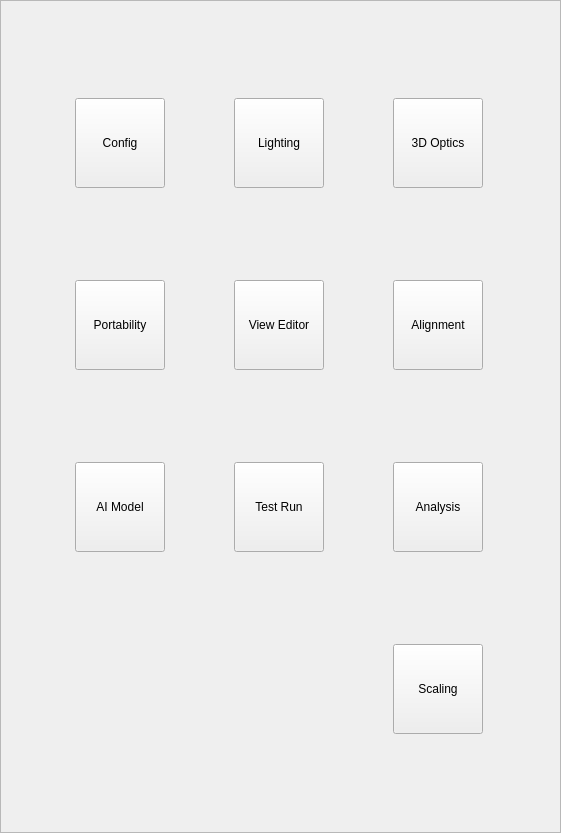
First picture: the form in VisionApp/ExtendedMenu.ui, repository AtlasJ/Pogo, before the edit.
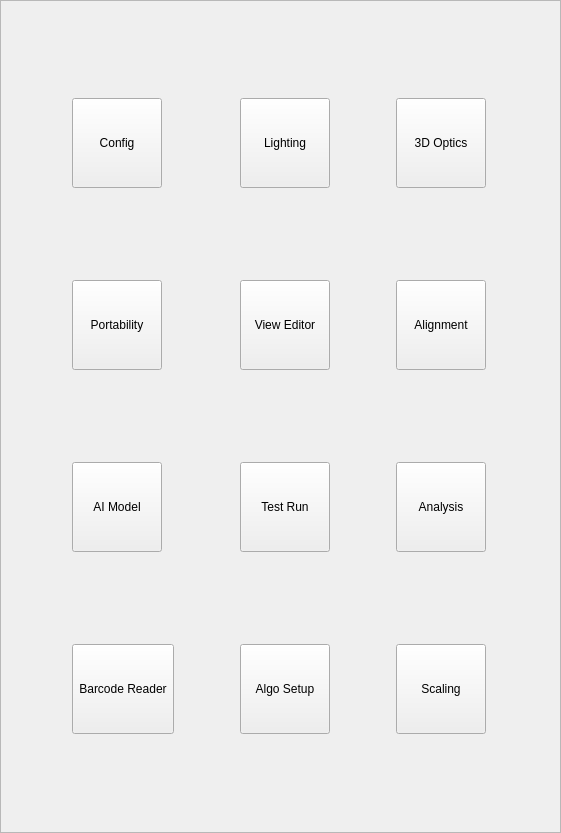
Second picture: the form after the edit. Icons and pictures are not drawn.

Commit message: Add external barcode reader page and Algo Setup page

Diff of the .ui file:
```diff
--- a/VisionApp/ExtendedMenu.ui
+++ b/VisionApp/ExtendedMenu.ui
@@ -922,6 +922,58 @@
             </property>
            </widget>
           </item>
+          <item row="4" column="1">
+           <widget class="QToolButton" name="toolButtonAlgoSetup">
+            <property name="minimumSize">
+             <size>
+              <width>90</width>
+              <height>90</height>
+             </size>
+            </property>
+            <property name="text">
+             <string>Algo Setup</string>
+            </property>
+            <property name="icon">
+             <iconset resource="VisionApp.qrc">
+              <normaloff>:/8Icon/Icon/icon8/icons8-analysis-50.png</normaloff>:/8Icon/Icon/icon8/icons8-analysis-50.png</iconset>
+            </property>
+            <property name="iconSize">
+             <size>
+              <width>60</width>
+              <height>60</height>
+             </size>
+            </property>
+            <property name="toolButtonStyle">
+             <enum>Qt::ToolButtonTextUnderIcon</enum>
+            </property>
+           </widget>
+          </item>
+          <item row="4" column="0">
+           <widget class="QToolButton" name="toolButtonBarcodeReader">
+            <property name="minimumSize">
+             <size>
+              <width>90</width>
+              <height>90</height>
+             </size>
+            </property>
+            <property name="text">
+             <string>Barcode Reader</string>
+            </property>
+            <property name="icon">
+             <iconset resource="VisionApp.qrc">
+              <normaloff>:/8Icon/Icon/icon8/icons8-barcode-reader-50.png</normaloff>:/8Icon/Icon/icon8/icons8-barcode-reader-50.png</iconset>
+            </property>
+            <property name="iconSize">
+             <size>
+              <width>60</width>
+              <height>60</height>
+             </size>
+            </property>
+            <property name="toolButtonStyle">
+             <enum>Qt::ToolButtonTextUnderIcon</enum>
+            </property>
+           </widget>
+          </item>
           <item row="4" column="2">
            <widget class="QToolButton" name="toolButtonScaling">
             <property name="minimumSize">
```
The commit also changes 22 other files.
